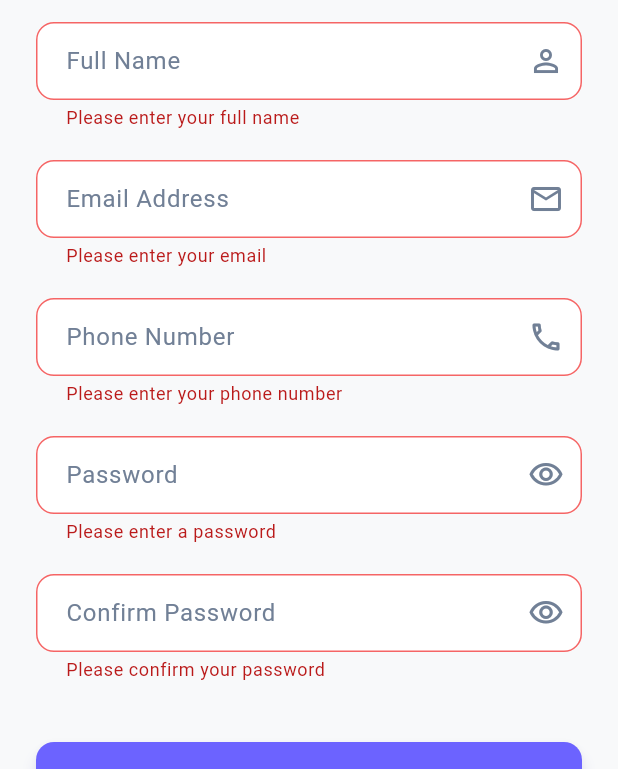
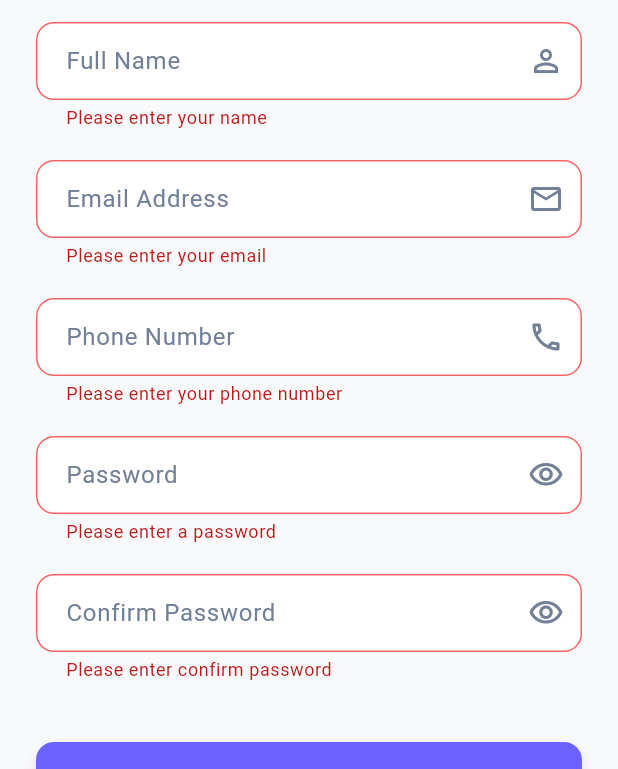
Before and after one commit to HasanorDim/registration_form, a Flutter app: the RegistrationPage1 screen opened directly, after a tap on "Continue to Next Step", on a phone screen of 412 x 824 dp. Shown: the part 212-981 px from the top of the screen. Run offline on Flutter 3.47's test engine with Material 3 defaults, Android fonts, the phone set to English and light mode, and no system bars; our stand-ins replace shared_preferences; accounts and stored records are empty.

```diff
--- a/lib/screens/registration_page1.dart
+++ b/lib/screens/registration_page1.dart
@@ -2,6 +2,7 @@ import 'package:flutter/material.dart';
 import 'package:registration_form/models/user_model.dart';
 import 'package:registration_form/screens/registration_page2.dart';
 import 'package:registration_form/utils/constants.dart';
+import 'package:registration_form/utils/validation_helper.dart';
 
 class RegistrationPage1 extends StatefulWidget {
   final User? existingUser;
@@ -233,15 +234,8 @@ class _RegistrationPage1State extends State<RegistrationPage1> {
                                     color: AppColors.textSecondary,
                                   ),
                                 ),
-                                validator: (value) {
-                                  if (value == null || value.isEmpty) {
-                                    return 'Please enter your full name';
-                                  }
-                                  if (value.length < 3) {
-                                    return 'Name must be at least 3 characters';
-                                  }
-                                  return null;
-                                },
+                                validator: (value) =>
+                                    ValidationHelper.validateName(value),
                               ),
                               const SizedBox(height: 20),
 
@@ -256,18 +250,8 @@ class _RegistrationPage1State extends State<RegistrationPage1> {
                                     color: AppColors.textSecondary,
                                   ),
                                 ),
-                                validator: (value) {
-                                  if (value == null || value.isEmpty) {
-                                    return 'Please enter your email';
-                                  }
-                                  final emailRegex = RegExp(
-                                    r'^[\w-\.]+@([\w-]+\.)+[\w-]{2,4}$',
-                                  );
-                                  if (!emailRegex.hasMatch(value)) {
-                                    return 'Please enter a valid email address';
-                                  }
-                                  return null;
-                                },
+                                validator: (value) =>
+                                    ValidationHelper.validateEmail(value),
                               ),
                               const SizedBox(height: 20),
 
@@ -282,19 +266,8 @@ class _RegistrationPage1State extends State<RegistrationPage1> {
                                     color: AppColors.textSecondary,
                                   ),
                                 ),
-                                validator: (value) {
-                                  if (value == null || value.isEmpty) {
-                                    return 'Please enter your phone number';
-                                  }
-                                  if (value.length < 10) {
-                                    return 'Phone number must be at least 10 digits';
-                                  }
-                                  final phoneRegex = RegExp(r'^[0-9]+$');
-                                  if (!phoneRegex.hasMatch(value)) {
-                                    return 'Please enter only numbers';
-                                  }
-                                  return null;
-                                },
+                                validator: (value) =>
+                                    ValidationHelper.validatePhone(value),
                               ),
                               const SizedBox(height: 20),
 
@@ -319,7 +292,9 @@ class _RegistrationPage1State extends State<RegistrationPage1> {
                                   ),
                                 ),
 
-                                validator: _validatePassword,
+                                // validator: _validatePassword,
+                                validator: (value) =>
+                                    ValidationHelper.validatePassword(value),
                               ),
                               const SizedBox(height: 20),
 
@@ -344,15 +319,11 @@ class _RegistrationPage1State extends State<RegistrationPage1> {
                                     },
                                   ),
                                 ),
-                                validator: (value) {
-                                  if (value == null || value.isEmpty) {
-                                    return 'Please confirm your password';
-                                  }
-                                  if (value != _passwordController.text) {
-                                    return 'Passwords do not match';
-                                  }
-                                  return null;
-                                },
+                                validator: (value) =>
+                                    ValidationHelper.validateConfirmPass(
+                                      value,
+                                      _passwordController.text,
+                                    ),
                               ),
 
                               const SizedBox(height: 40),
--- a/lib/utils/validation_helper.dart
+++ b/lib/utils/validation_helper.dart
@@ -3,67 +3,65 @@ class ValidationHelper {
     if (value == null || value.isEmpty) {
       return 'Please enter your email';
     }
+
     final emailRegex = RegExp(r'^[\w-\.]+@([\w-]+\.)+[\w-]{2,4}$');
     if (!emailRegex.hasMatch(value)) {
-      return 'Please enter a valid email address';
+      return 'Please enter valid email address';
     }
     return null;
   }
 
   static String? validatePhone(String? value) {
-    if (value == null || value.isEmpty) {
-      return 'Please enter your phone number';
-    }
-    if (value.length < 10) {
-      return 'Phone number must be at least 10 digits';
-    }
-    final phoneRegex = RegExp(r'^[0-9]+$');
-    if (!phoneRegex.hasMatch(value)) {
-      return 'Please enter only numbers';
-    }
-    return null;
+    return (value?.isEmpty ?? true)
+        ? 'Please enter your phone number'
+        : value!.length != 11
+        ? 'Enter 11 digits (e.g., 09171234567)'
+        : !RegExp(r'^[0-9]+$').hasMatch(value)
+        ? 'Please enter only numbers'
+        : null;
   }
 
   static String? validateName(String? value) {
-    if (value == null || value.isEmpty) {
-      return 'Please enter your name';
-    }
-    if (value.length < 3) {
-      return 'Name must be at least 3 characters';
-    }
+    if (value?.isEmpty ?? true) return 'Please enter your name';
+    if (value!.length < 3) return 'Name must be 3 characters';
     return null;
   }
 
   static String? validateAge(String? value) {
-    if (value == null || value.isEmpty) {
-      return 'Please enter your age';
-    }
-    final age = int.tryParse(value);
-    if (age == null) {
-      return 'Please enter a valid number';
-    }
-    if (age < 18) {
-      return 'You must be at least 18 years old';
-    }
-    if (age > 120) {
-      return 'Please enter a valid age';
-    }
+    if (value?.isEmpty ?? true) return 'Please enter your age';
+
+    final age = int.tryParse(value!);
+    return age == null
+        ? 'Please enter a valid number'
+        : age < 18
+        ? 'Must be 18 and above years old'
+        : age > 120
+        ? 'Old enough'
+        : null;
+  }
+
+  static String? validatePassword(String? value) {
+    if (value?.isEmpty ?? true) return 'Please enter a password';
+
+    if (value!.length < 6) return 'Password must be at least 6 characters';
+    if (!value.contains(RegExp(r'[A-Z]')))
+      return 'Password must contain at least one uppercase letter';
+    if (!value.contains(RegExp(r'[0-9]')))
+      return 'Password must contain at least one number';
+
     return null;
   }
 
-  static String? validatePassword(String? value) {
-    if (value == null || value.isEmpty) {
-      return 'Please enter a password';
-    }
-    if (value.length < 6) {
-      return 'Password must be at least 6 characters';
-    }
-    if (!value.contains(RegExp(r'[A-Z]'))) {
-      return 'Password must contain at least one uppercase letter';
-    }
-    if (!value.contains(RegExp(r'[0-9]'))) {
-      return 'Password must contain at least one number';
-    }
+  static String? validateConfirmPass(String? value, String password) {
+    if (value?.isEmpty ?? true) return 'Please enter confirm password';
+    if (value != password) return 'Passwords do not match';
+
+    return null;
+  }
+
+  static String? validateContry(String? value) {
+    if (value?.isEmpty ?? true) return 'Please enter your country or city';
+
     return null;
   }
 }
--- a/pubspec.yaml
+++ b/pubspec.yaml
@@ -57,7 +57,7 @@ flutter:
   # the material Icons class.
   uses-material-design: true
   assets:
-    - assets/images/
+    - screenshots/
   # To add assets to your application, add an assets section, like this:
   # assets:
   #   - images/a_dot_burr.jpeg
```
Also changed, not shown: lib/screens/registration_page2.dart (+3 -7 lines), 12 other files.
